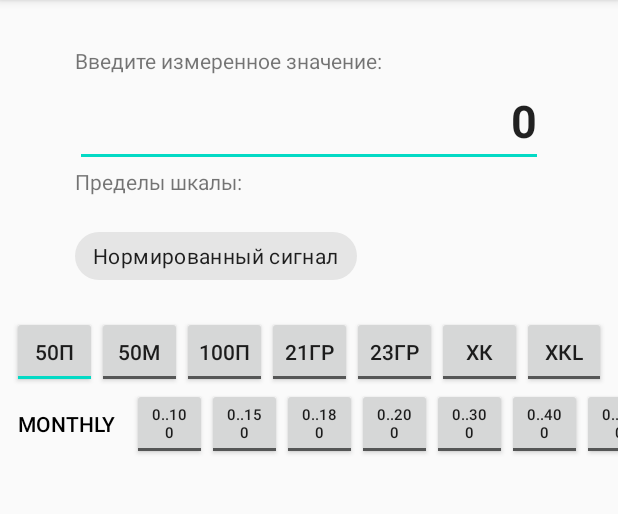
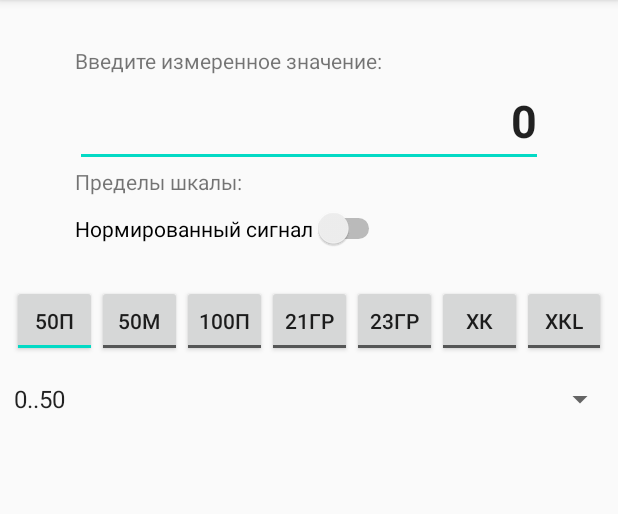
Before and after one commit to jcant/TermoCalculator, an Android app: the screen it shows after launch (MainActivity), on a phone screen of 412 x 824 dp, the part 84-598 px from its top. Run offline under Robolectric (Android 15) with nearby library versions, the light colour scheme and no system bars.

Commit message:
home work finished...
 - Добавлен spinner, оказывается это типа ComboBox :-)

On branch develop
Changes to be committed:
	modified:   app/src/main/res/layout/activity_main.xml
	modified:   app/src/main/res/values/strings.xml

```diff
--- a/app/src/main/res/layout/activity_main.xml
+++ b/app/src/main/res/layout/activity_main.xml
@@ -52,12 +52,12 @@
         android:layout_width="match_parent"
         android:layout_height="wrap_content"
         android:layout_marginStart="8dp"
-        android:layout_marginTop="16dp"
+        android:layout_marginTop="24dp"
         android:layout_marginEnd="8dp"
         android:orientation="horizontal"
         app:layout_constraintEnd_toEndOf="parent"
         app:layout_constraintStart_toStartOf="parent"
-        app:layout_constraintTop_toBottomOf="@+id/chNorm">
+        app:layout_constraintTop_toBottomOf="@+id/switch1">
 
         <ToggleButton
             android:id="@+id/tgButton_50P"
@@ -138,131 +138,26 @@
             android:textSize="14sp" />
     </LinearLayout>
 
-    <ToggleButton
-        android:id="@+id/toggleButton8"
-        android:layout_width="wrap_content"
+
+    <Spinner
+        android:id="@+id/spinner"
+        android:layout_width="409dp"
         android:layout_height="wrap_content"
-        android:background="@drawable/select_button"
-        android:checked="false"
-        android:text="Monthly"
-
-        android:textColor="@color/select_button_color"
-        android:textOff="Monthly"
-        android:textOn="Monthly"
+        android:layout_marginTop="16dp"
+        android:entries="@array/scales"
+        android:spinnerMode="dropdown"
+        app:layout_constraintEnd_toEndOf="parent"
         app:layout_constraintStart_toStartOf="parent"
         app:layout_constraintTop_toBottomOf="@+id/linearLayout2" />
 
-    <ToggleButton
-        android:id="@+id/toggleButton9"
-        android:layout_width="50dp"
-        android:layout_height="wrap_content"
-        android:textSize="10sp"
-        android:rotation="0"
-        android:textOff="@string/btn0_100"
-        android:textOn="@string/btn0_100"
-        app:layout_constraintTop_toBottomOf="@+id/linearLayout2"
-        app:layout_constraintStart_toEndOf="@+id/toggleButton8" />
-
-    <ToggleButton
-        android:id="@+id/toggleButton10"
-        android:layout_width="50dp"
-        android:layout_height="wrap_content"
-        android:textSize="10sp"
-        android:rotation="0"
-        android:textOff="@string/btn0_150"
-        android:textOn="@string/btn0_150"
-        app:layout_constraintTop_toBottomOf="@+id/linearLayout2"
-        app:layout_constraintStart_toEndOf="@+id/toggleButton9" />
-
-    <ToggleButton
-        android:id="@+id/toggleButton11"
-        android:layout_width="50dp"
-        android:layout_height="wrap_content"
-        android:textSize="10sp"
-        android:rotation="0"
-        android:textOff="@string/btn0_180"
-        android:textOn="@string/btn0_180"
-        app:layout_constraintTop_toBottomOf="@+id/linearLayout2"
-        app:layout_constraintStart_toEndOf="@+id/toggleButton10" />
-
-    <ToggleButton
-        android:id="@+id/toggleButton12"
-        android:layout_width="50dp"
-        android:layout_height="wrap_content"
-        android:textSize="10sp"
-        android:rotation="0"
-        android:textOff="@string/btn0_200"
-        android:textOn="@string/btn0_200"
-        app:layout_constraintTop_toBottomOf="@+id/linearLayout2"
-        app:layout_constraintStart_toEndOf="@+id/toggleButton11" />
-
-    <ToggleButton
-        android:id="@+id/toggleButton13"
-        android:layout_width="50dp"
-        android:layout_height="wrap_content"
-        android:textSize="10sp"
-        android:rotation="0"
-        android:textOff="@string/btn0_300"
-        android:textOn="@string/btn0_300"
-        app:layout_constraintTop_toBottomOf="@+id/linearLayout2"
-        app:layout_constraintStart_toEndOf="@+id/toggleButton12" />
-
-    <ToggleButton
-        android:id="@+id/toggleButton14"
-        android:layout_width="50dp"
-        android:layout_height="wrap_content"
-        android:textSize="10sp"
-         android:rotation="0"
-        android:textOff="@string/btn0_400"
-        android:textOn="@string/btn0_400"
-        app:layout_constraintTop_toBottomOf="@+id/linearLayout2"
-        app:layout_constraintStart_toEndOf="@+id/toggleButton13" />
-
-    <ToggleButton
-        android:id="@+id/toggleButton15"
-        android:layout_width="50dp"
-        android:layout_height="wrap_content"
-        android:textSize="10sp"
-        android:rotation="0"
-        android:textOff="@string/btn0_500"
-        android:textOn="@string/btn0_500"
-        app:layout_constraintTop_toBottomOf="@+id/linearLayout2"
-        app:layout_constraintStart_toEndOf="@+id/toggleButton14" />
-
-    <ToggleButton
-        android:id="@+id/toggleButton16"
-        android:layout_width="50dp"
-        android:layout_height="wrap_content"
-        android:textSize="10sp"
-        android:rotation="0"
-        android:textOff="@string/btn70_180"
-        android:textOn="@string/btn70_180"
-        app:layout_constraintTop_toBottomOf="@+id/linearLayout2"
-        app:layout_constraintStart_toEndOf="@+id/toggleButton15"
-        app:layout_constraintEnd_toEndOf="parent" />
-
-    <LinearLayout
-        android:id="@+id/linearLayout3"
-        android:layout_width="match_parent"
-        android:layout_height="wrap_content"
-        android:layout_marginStart="6dp"
-        android:layout_marginTop="16dp"
-        android:layout_marginEnd="6dp"
-        android:orientation="horizontal"
-        app:layout_constraintEnd_toEndOf="parent"
-        app:layout_constraintStart_toStartOf="parent"
-        app:layout_constraintTop_toBottomOf="@+id/linearLayout2">
-
-    </LinearLayout>
-
-    <com.google.android.material.chip.Chip
-        android:id="@+id/chNorm"
+    <Switch
+        android:id="@+id/switch1"
         android:layout_width="wrap_content"
         android:layout_height="wrap_content"
-        android:layout_marginTop="16dp"
-        android:checked="false"
+        android:layout_marginTop="8dp"
         android:text="@string/swNormalized"
         app:layout_constraintStart_toStartOf="@+id/tv_SignalLimits"
         app:layout_constraintTop_toBottomOf="@+id/tv_SignalLimits" />
 
+
 </androidx.constraintlayout.widget.ConstraintLayout>
--- a/app/src/main/res/values/strings.xml
+++ b/app/src/main/res/values/strings.xml
@@ -16,13 +16,15 @@
     <string name="btnXK">ХК</string>
     <string name="btnXKL">ХКL</string>
 
-    <string name="btn0_50">0..50</string>
-    <string name="btn0_100">0..100</string>
-    <string name="btn0_150">0..150</string>
-    <string name="btn0_180">0..180</string>
-    <string name="btn0_200">0..200</string>
-    <string name="btn0_300">0..300</string>
-    <string name="btn0_400">0..400</string>
-    <string name="btn0_500">0..500</string>
-    <string name="btn70_180">-70..180</string>
+    <string-array name="scales">
+        <item name="btn0_50">0..50</item>
+        <item name="btn0_100">0..100</item>
+        <item name="btn0_150">0..150</item>
+        <item name="btn0_180">0..180</item>
+        <item name="btn0_200">0..200</item>
+        <item name="btn0_300">0..300</item>
+        <item name="btn0_400">0..400</item>
+        <item name="btn0_500">0..500</item>
+        <item name="btn70_180">-70..180</item>
+    </string-array>
 </resources>
```
